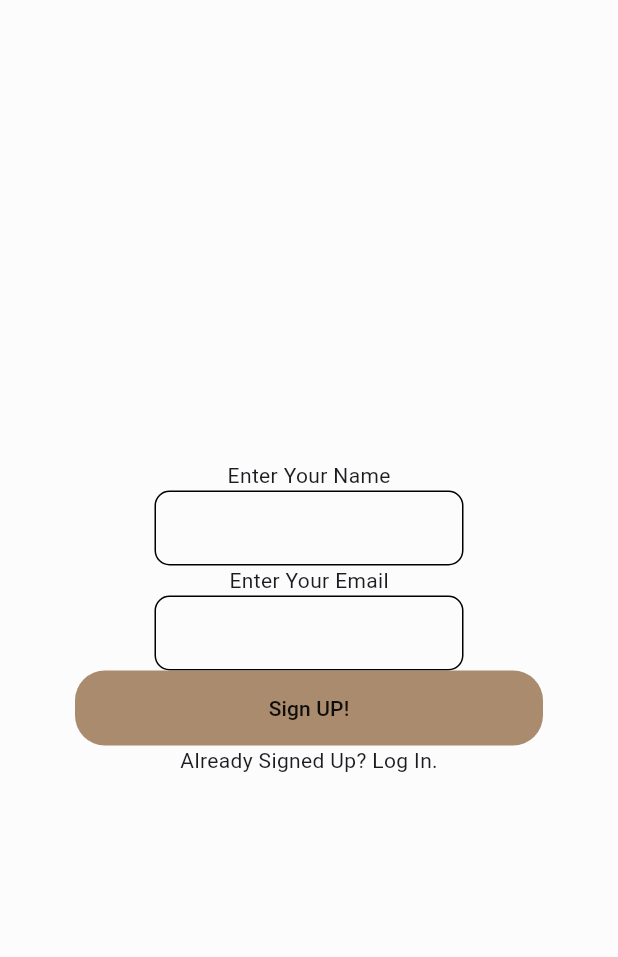
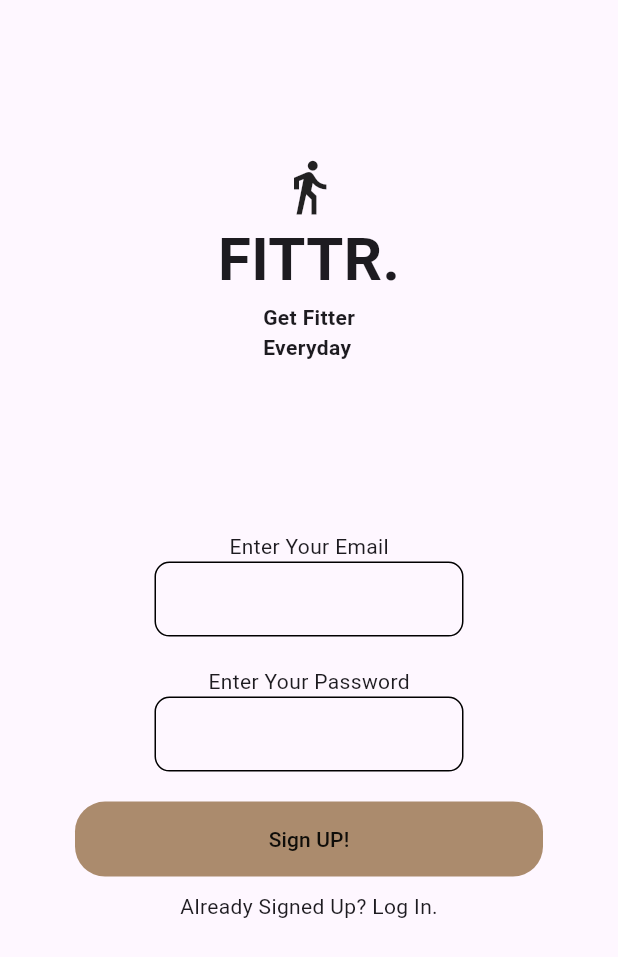
Before and after one commit to AgrwalNipun/fitness_app1, a Flutter app: the screen it shows after launch, on a phone screen of 412 x 824 dp. Shown: the top 957 px of the screen. Run offline on Flutter 3.47's test engine with Material 3 defaults, Android fonts, the phone set to English and light mode, and no system bars; our stand-ins replace firebase_auth, firebase_core, fl_chart, percent_indicator; accounts and stored records are empty.

Commit message:
Update login_page.dart

```diff
--- a/lib/services_firebase/login_page.dart
+++ b/lib/services_firebase/login_page.dart
@@ -15,26 +15,61 @@ class _LoginPageState extends State<LoginPage> {
 
   @override
   Widget build(BuildContext context) {
-    return Scaffold(
-      backgroundColor: Color.fromARGB(255, 253, 252, 252),
+    return Container(
+      decoration: BoxDecoration(
+        gradient: LinearGradient(
+          begin: Alignment.topRight,
+          end: Alignment.bottomLeft,
+          stops: [0.1, 0.5, 0.7, 0.9],
+          colors: [
+            Colors.yellow.shade800,
+              Colors.yellow.shade700,
+            Colors.yellow.shade600,
+           Colors.yellow.shade500,
+
+          ],
+        ),
+      ),
+      child: Scaffold(
         body: SafeArea(child: Center(
           child: Column(
             mainAxisAlignment: MainAxisAlignment.center,
             children:
-          [Text("Enter Your Name"),
+            [
+              Expanded(
+                flex : 1,
+                child: SizedBox(),),
+
+              Icon(Icons.directions_walk,size: 40,),
+            Expanded(
+              flex : 2,
+              child: Column(
+                children: [
+                  Text("FITTR.",
+                  style: TextStyle(fontSize: 40,fontWeight: FontWeight.bold,),
+                  ),
+                  Text("Get Fitter\nEveryday",style: TextStyle(fontWeight: FontWeight.w600),),
+                ],
+              ),),
+
+              Text("Enter Your Email"),
             Container(
               width:MediaQuery.of(context).size.width/2,
               decoration: BoxDecoration(
                 border: Border.all(),
                 borderRadius: BorderRadius.circular(10)
               ),
+
               child: TextField(
                 controller: emailController,
                 decoration: InputDecoration(
                   border: InputBorder.none
                 ),
               )),
-          Text("Enter Your Email"),
+      SizedBox(
+              height: 20,
+            ) ,
+            Text("Enter Your Password"),
             Container(
               width:MediaQuery.of(context).size.width/2,
               decoration: BoxDecoration(
@@ -47,6 +82,10 @@ class _LoginPageState extends State<LoginPage> {
                   border: InputBorder.none
                 ),
               )),
+            SizedBox(
+              height: 20,
+            ) ,
+
              Container(
                       width : MediaQuery.of(context).size.width-100,
 
@@ -73,11 +112,19 @@ class _LoginPageState extends State<LoginPage> {
                 ),
 
                ),
-          Text("Already Signed Up? Log In.",)
+               SizedBox(
+              height: 10,
+            ) ,
+            Text("Already Signed Up? Log In.",),
+            Expanded(
+              flex : 2,
+              child : SizedBox()
+            ),
             ],
 
           ),
         )),
+      ),
     );
   }
 }
```
Lines whose indentation alone changed are shown as unchanged.
